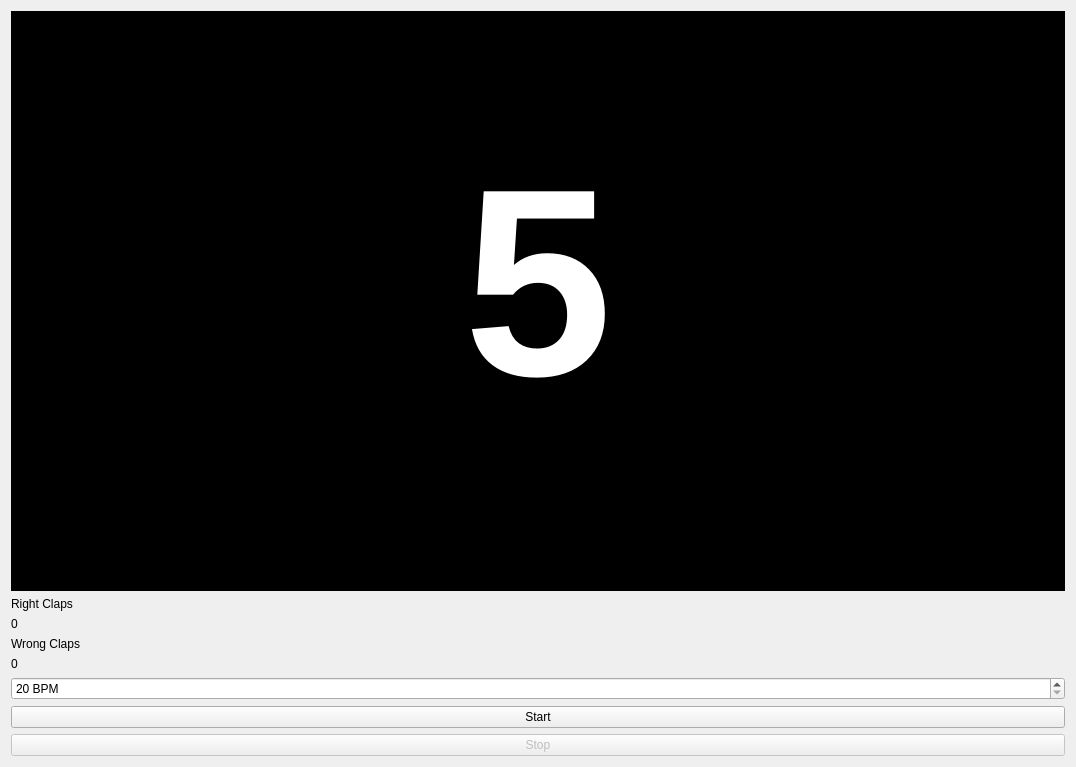
Before: the Qt Designer form widget.ui in rustyy/clapclap, drawn with Qt 5.
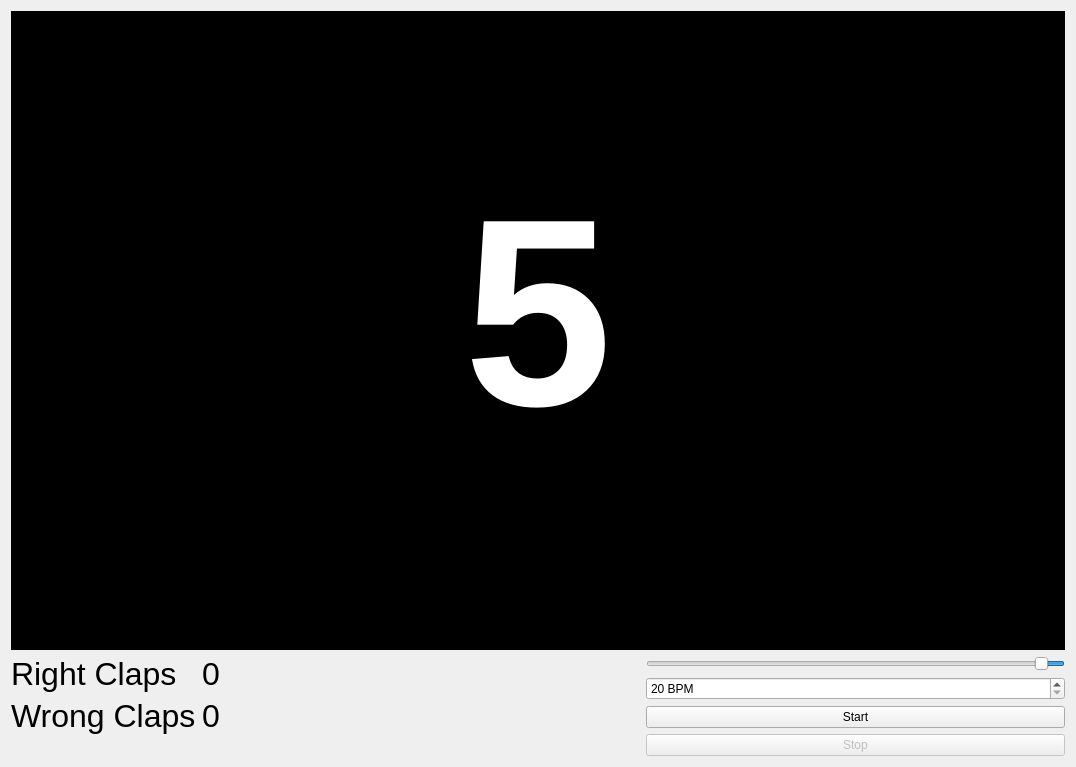
After: the same form once the commit is applied.

```diff
--- a/widget.ui
+++ b/widget.ui
@@ -97,6 +97,13 @@
     </widget>
    </item>
    <item>
+    <layout class="QHBoxLayout" name="horizontalLayout_2">
+     <item>
+      <layout class="QFormLayout" name="formLayout_3">
+       <property name="fieldGrowthPolicy">
+        <enum>QFormLayout::FieldsStayAtSizeHint</enum>
+       </property>
+       <item row="0" column="0">
     <widget class="QLabel" name="highscoreLabel">
      <property name="sizePolicy">
       <sizepolicy hsizetype="Fixed" vsizetype="Fixed">
@@ -104,12 +111,17 @@
        <verstretch>0</verstretch>
       </sizepolicy>
      </property>
+         <property name="font">
+          <font>
+           <pointsize>24</pointsize>
+          </font>
+         </property>
      <property name="text">
       <string>Right Claps</string>
      </property>
     </widget>
    </item>
-   <item>
+       <item row="0" column="1">
     <widget class="QLabel" name="rightLabel">
      <property name="sizePolicy">
       <sizepolicy hsizetype="Fixed" vsizetype="Fixed">
@@ -117,12 +129,17 @@
        <verstretch>0</verstretch>
       </sizepolicy>
      </property>
+         <property name="font">
+          <font>
+           <pointsize>24</pointsize>
+          </font>
+         </property>
      <property name="text">
       <string>0</string>
      </property>
     </widget>
    </item>
-   <item>
+       <item row="1" column="0">
     <widget class="QLabel" name="highscoreLabel2">
      <property name="enabled">
       <bool>true</bool>
@@ -133,12 +150,17 @@
        <verstretch>0</verstretch>
       </sizepolicy>
      </property>
+         <property name="font">
+          <font>
+           <pointsize>24</pointsize>
+          </font>
+         </property>
      <property name="text">
       <string>Wrong Claps</string>
      </property>
     </widget>
    </item>
-   <item>
+       <item row="1" column="1">
     <widget class="QLabel" name="wrongLabel">
      <property name="sizePolicy">
       <sizepolicy hsizetype="Preferred" vsizetype="Maximum">
@@ -146,8 +168,64 @@
        <verstretch>0</verstretch>
       </sizepolicy>
      </property>
+         <property name="font">
+          <font>
+           <pointsize>24</pointsize>
+          </font>
+         </property>
      <property name="text">
       <string>0</string>
+         </property>
+        </widget>
+       </item>
+      </layout>
+     </item>
+     <item>
+      <spacer name="horizontalSpacer">
+       <property name="orientation">
+        <enum>Qt::Horizontal</enum>
+       </property>
+       <property name="sizeHint" stdset="0">
+        <size>
+         <width>40</width>
+         <height>20</height>
+        </size>
+       </property>
+      </spacer>
+     </item>
+     <item>
+      <layout class="QVBoxLayout" name="verticalLayout_4">
+       <item>
+        <widget class="QSlider" name="horizontalSlider_2">
+         <property name="cursor">
+          <cursorShape>SizeHorCursor</cursorShape>
+         </property>
+         <property name="toolTip">
+          <string>&lt;html&gt;&lt;head/&gt;&lt;body&gt;&lt;p&gt;Mikrofonempfindlichkeit einstellen. Links unempfindlich, rechts max. Empfindlichkeit&lt;/p&gt;&lt;/body&gt;&lt;/html&gt;</string>
+         </property>
+         <property name="whatsThis">
+          <string/>
+         </property>
+         <property name="accessibleDescription">
+          <string/>
+         </property>
+         <property name="minimum">
+          <number>1</number>
+         </property>
+         <property name="maximum">
+          <number>100</number>
+         </property>
+         <property name="value">
+          <number>5</number>
+         </property>
+         <property name="orientation">
+          <enum>Qt::Horizontal</enum>
+         </property>
+         <property name="invertedAppearance">
+          <bool>true</bool>
+         </property>
+         <property name="invertedControls">
+          <bool>false</bool>
      </property>
     </widget>
    </item>
@@ -183,6 +261,10 @@
       <string>Stop</string>
      </property>
     </widget>
+       </item>
+      </layout>
+     </item>
+    </layout>
    </item>
   </layout>
  </widget>
```
Lines whose indentation alone changed are shown as unchanged.
